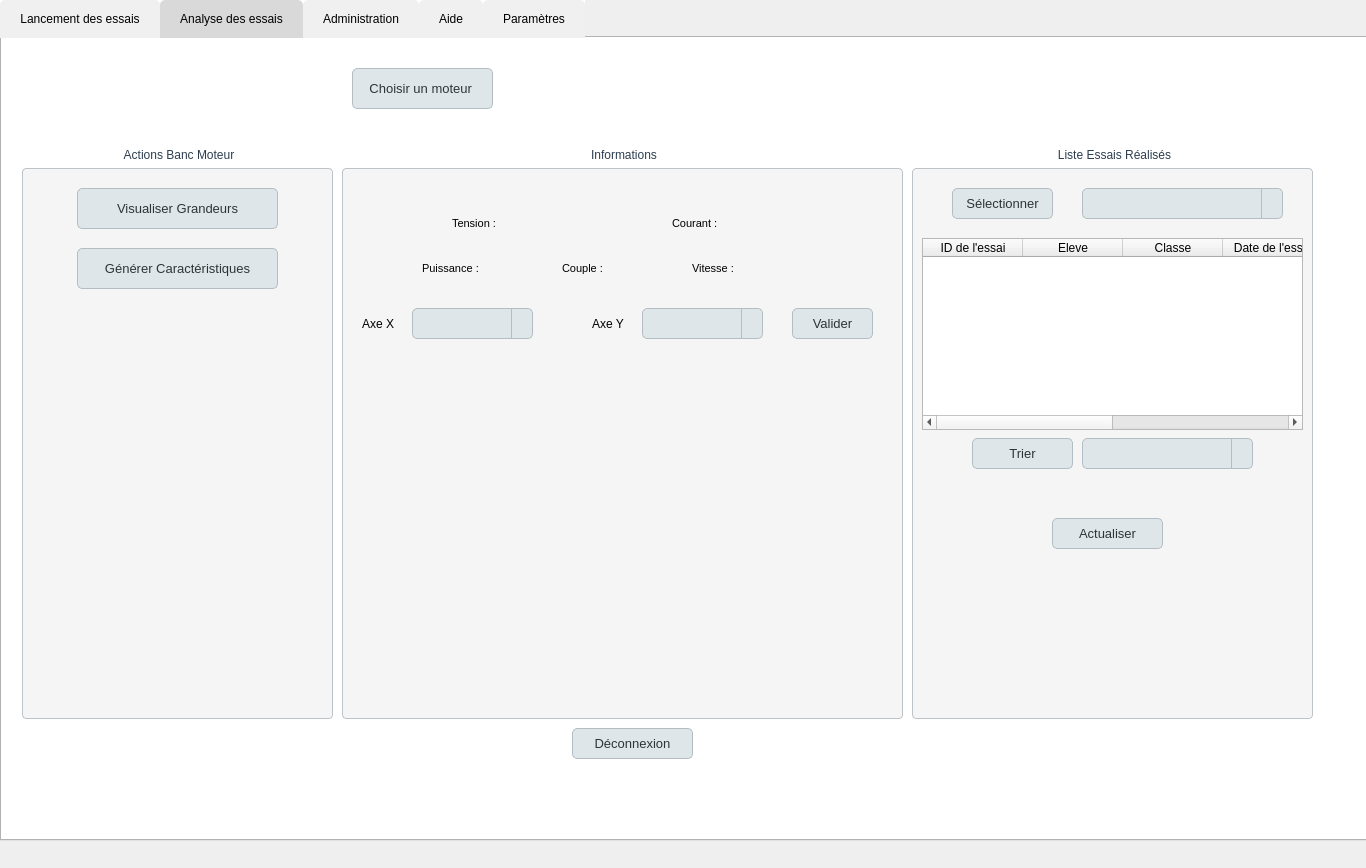
Before: the Qt Designer form accueil_prof.ui in CND-cyb/engine_test_bench, drawn with Qt 5.
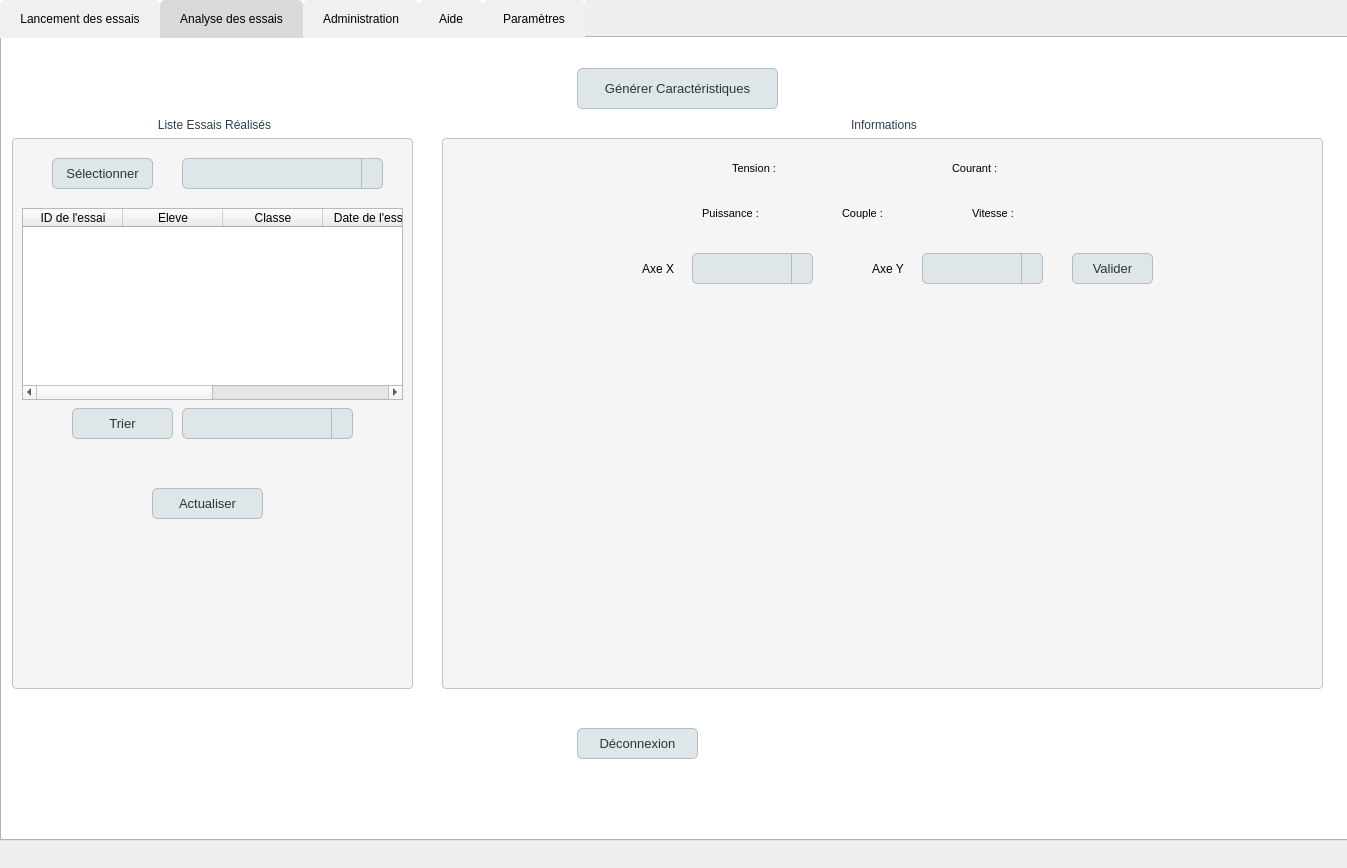
After: the same form once the commit is applied. The open tabs and pages were chosen to show the change.

Diff of the .ui file:
```diff
--- a/accueil_prof.ui
+++ b/accueil_prof.ui
@@ -6,7 +6,7 @@
    <rect>
     <x>0</x>
     <y>0</y>
-    <width>1366</width>
+    <width>1347</width>
     <height>868</height>
    </rect>
   </property>
@@ -466,107 +466,12 @@
     <attribute name="title">
      <string>Analyse des essais</string>
     </attribute>
-    <widget class="QGroupBox" name="gBox_action_banc_moteur">
-     <property name="geometry">
-      <rect>
-       <x>20</x>
-       <y>110</y>
-       <width>311</width>
-       <height>571</height>
-      </rect>
-     </property>
-     <property name="styleSheet">
-      <string notr="true">QGroupBox {
-    background-color: #f5f5f5;
-    border: 1px solid #bdc3c7;
-    border-radius: 4px;
-    margin-top: 20px;
-    padding: 10px;
-}
-
-QGroupBox::title {
-    subcontrol-origin: margin;
-    subcontrol-position: top center;
-    padding: 0 3px;
-    color: #2c3e50;
-    font: bold 12px;
-    background: transparent;
-}</string>
-     </property>
-     <property name="title">
-      <string>Actions Banc Moteur</string>
-     </property>
-     <widget class="QPushButton" name="pb_visualiser_grandeurs">
-      <property name="geometry">
-       <rect>
-        <x>55</x>
-        <y>40</y>
-        <width>201</width>
-        <height>41</height>
-       </rect>
-      </property>
-      <property name="styleSheet">
-       <string notr="true">QPushButton {
-    background-color: #dfe6e9;
-    border: 1px solid #b2bec3;
-    border-radius: 5px;
-    color: #2d3436;
-    padding: 6px 12px;
-    font: 13px;
-}
-
-QPushButton:hover {
-    background-color: #b2bec3;
-}
-
-QPushButton:pressed {
-    background-color: #636e72;
-    color: #ffffff;
-}</string>
-      </property>
-      <property name="text">
-       <string>Visualiser Grandeurs</string>
-      </property>
-     </widget>
-     <widget class="QPushButton" name="pb_generer_caracteristique">
-      <property name="geometry">
-       <rect>
-        <x>55</x>
-        <y>100</y>
-        <width>201</width>
-        <height>41</height>
-       </rect>
-      </property>
-      <property name="styleSheet">
-       <string notr="true">QPushButton {
-    background-color: #dfe6e9;
-    border: 1px solid #b2bec3;
-    border-radius: 5px;
-    color: #2d3436;
-    padding: 6px 12px;
-    font: 13px;
-}
-
-QPushButton:hover {
-    background-color: #b2bec3;
-}
-
-QPushButton:pressed {
-    background-color: #636e72;
-    color: #ffffff;
-}</string>
-      </property>
-      <property name="text">
-       <string>Générer Caractéristiques</string>
-      </property>
-     </widget>
-    </widget>
     <widget class="QGroupBox" name="groupBox_3">
      <property name="geometry">
       <rect>
-       <x>340</x>
-       <y>110</y>
-       <width>561</width>
+       <x>440</x>
+       <y>80</y>
+       <width>881</width>
        <height>571</height>
       </rect>
      </property>
@@ -607,8 +512,8 @@
      <widget class="QLabel" name="l_tension">
       <property name="geometry">
        <rect>
-        <x>110</x>
-        <y>65</y>
+        <x>290</x>
+        <y>40</y>
         <width>101</width>
         <height>21</height>
        </rect>
@@ -625,8 +530,8 @@
      <widget class="QLabel" name="l_couple">
       <property name="geometry">
        <rect>
-        <x>220</x>
-        <y>110</y>
+        <x>400</x>
+        <y>85</y>
         <width>121</width>
         <height>21</height>
        </rect>
@@ -643,8 +548,8 @@
      <widget class="QLabel" name="l_courant">
       <property name="geometry">
        <rect>
-        <x>330</x>
-        <y>65</y>
+        <x>510</x>
+        <y>40</y>
         <width>101</width>
         <height>21</height>
        </rect>
@@ -661,8 +566,8 @@
      <widget class="QLabel" name="l_vitesse">
       <property name="geometry">
        <rect>
-        <x>350</x>
-        <y>110</y>
+        <x>530</x>
+        <y>85</y>
         <width>151</width>
         <height>21</height>
        </rect>
@@ -679,8 +584,8 @@
      <widget class="QLabel" name="l_puissance">
       <property name="geometry">
        <rect>
-        <x>80</x>
-        <y>110</y>
+        <x>260</x>
+        <y>85</y>
         <width>111</width>
         <height>21</height>
        </rect>
@@ -697,18 +602,18 @@
      <widget class="QWidget" name="w_graphique" native="true">
       <property name="geometry">
        <rect>
-        <x>10</x>
-        <y>200</y>
-        <width>531</width>
-        <height>351</height>
+        <x>20</x>
+        <y>170</y>
+        <width>831</width>
+        <height>391</height>
        </rect>
       </property>
      </widget>
      <widget class="QLabel" name="l_axeY">
       <property name="geometry">
        <rect>
-        <x>20</x>
-        <y>160</y>
+        <x>200</x>
+        <y>135</y>
         <width>41</width>
         <height>31</height>
        </rect>
@@ -720,8 +625,8 @@
      <widget class="QComboBox" name="cBoxAxeY">
       <property name="geometry">
        <rect>
-        <x>70</x>
-        <y>160</y>
+        <x>250</x>
+        <y>135</y>
         <width>121</width>
         <height>31</height>
        </rect>
@@ -793,8 +698,8 @@
      <widget class="QPushButton" name="pb_valider_axe">
       <property name="geometry">
        <rect>
-        <x>450</x>
-        <y>160</y>
+        <x>630</x>
+        <y>135</y>
         <width>81</width>
         <height>31</height>
        </rect>
@@ -825,8 +730,8 @@
      <widget class="QComboBox" name="cBoxAxeX">
       <property name="geometry">
        <rect>
-        <x>300</x>
-        <y>160</y>
+        <x>480</x>
+        <y>135</y>
         <width>121</width>
         <height>31</height>
        </rect>
@@ -898,8 +803,8 @@
      <widget class="QLabel" name="l_axeX">
       <property name="geometry">
        <rect>
-        <x>250</x>
-        <y>160</y>
+        <x>430</x>
+        <y>135</y>
         <width>41</width>
         <height>31</height>
        </rect>
@@ -912,7 +817,7 @@
     <widget class="QPushButton" name="pb_deconnecter">
      <property name="geometry">
       <rect>
-       <x>570</x>
+       <x>575</x>
        <y>690</y>
        <width>121</width>
        <height>31</height>
@@ -944,8 +849,8 @@
     <widget class="QGroupBox" name="gBox_liste_essai">
      <property name="geometry">
       <rect>
-       <x>910</x>
-       <y>110</y>
+       <x>10</x>
+       <y>80</y>
        <width>401</width>
        <height>571</height>
       </rect>
@@ -1233,38 +1138,6 @@
       </property>
      </widget>
     </widget>
-    <widget class="QPushButton" name="pb_choisir_moteur">
-     <property name="geometry">
-      <rect>
-       <x>350</x>
-       <y>30</y>
-       <width>141</width>
-       <height>41</height>
-      </rect>
-     </property>
-     <property name="styleSheet">
-      <string notr="true">QPushButton {
-    background-color: #dfe6e9;
-    border: 1px solid #b2bec3;
-    border-radius: 5px;
-    color: #2d3436;
-    padding: 6px 12px;
-    font: 13px;
-}
-
-QPushButton:hover {
-    background-color: #b2bec3;
-}
-
-QPushButton:pressed {
-    background-color: #636e72;
-    color: #ffffff;
-}</string>
-     </property>
-     <property name="text">
-      <string>Choisir un moteur </string>
-     </property>
-    </widget>
     <widget class="QLabel" name="l_moteur">
      <property name="geometry">
       <rect>
@@ -1278,6 +1151,38 @@
       <string/>
      </property>
     </widget>
+    <widget class="QPushButton" name="pb_generer_caracteristique">
+     <property name="geometry">
+      <rect>
+       <x>575</x>
+       <y>30</y>
+       <width>201</width>
+       <height>41</height>
+      </rect>
+     </property>
+     <property name="styleSheet">
+      <string notr="true">QPushButton {
+    background-color: #dfe6e9;
+    border: 1px solid #b2bec3;
+    border-radius: 5px;
+    color: #2d3436;
+    padding: 6px 12px;
+    font: 13px;
+}
+
+QPushButton:hover {
+    background-color: #b2bec3;
+}
+
+QPushButton:pressed {
+    background-color: #636e72;
+    color: #ffffff;
+}</string>
+     </property>
+     <property name="text">
+      <string>Générer Caractéristiques</string>
+     </property>
+    </widget>
    </widget>
    <widget class="QWidget" name="tab_4">
     <attribute name="title">
```
Left out of the diff: 141 changed lines with no effect on the pictures.
